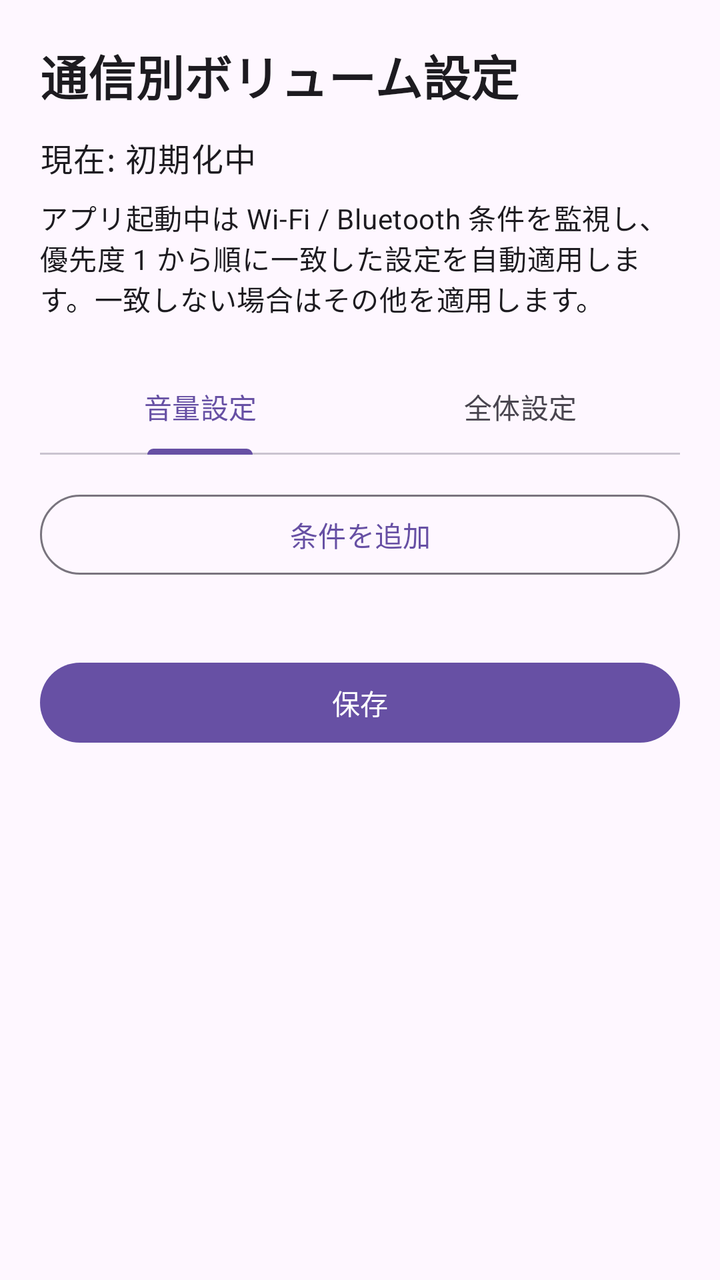
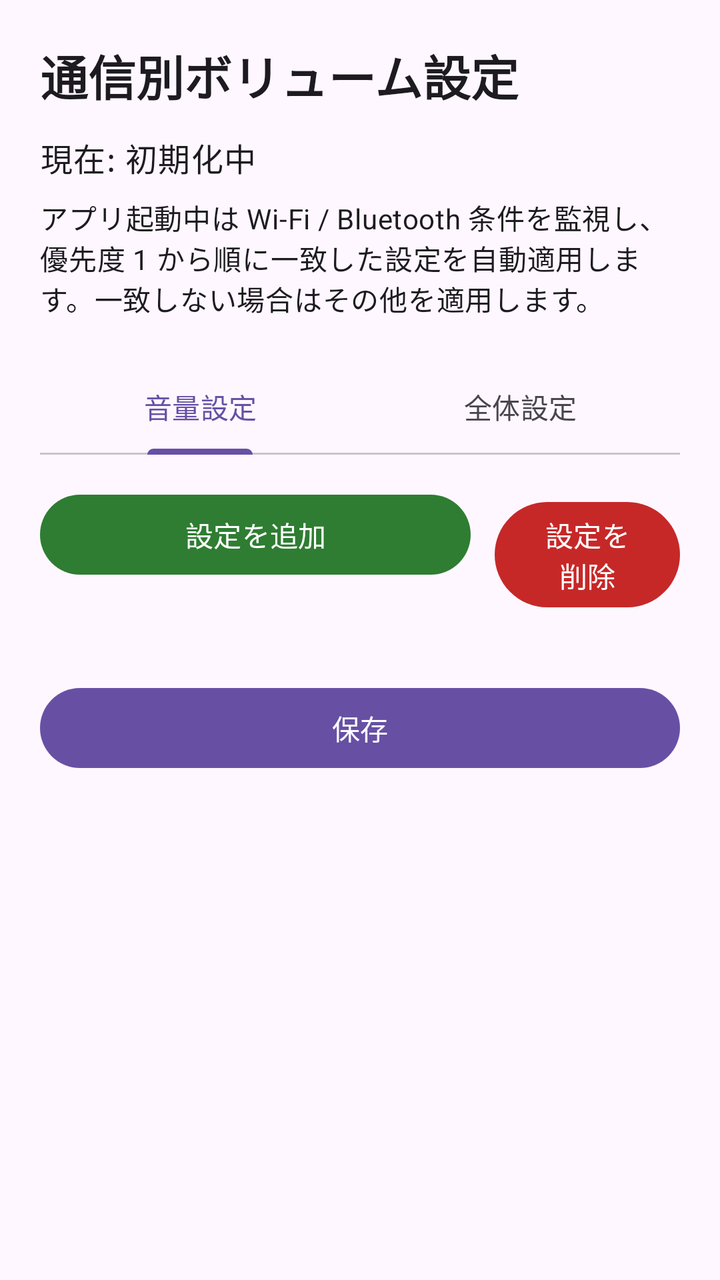

Compare the two renders of this Android layout. The source of the first and the diff that turns it into the second are given below.
<!-- AndroidManifest.xml: application theme Theme.Wifi_volume -->
<!-- res/layout/activity_main.xml -->
<?xml version="1.0" encoding="utf-8"?>
<androidx.core.widget.NestedScrollView xmlns:android="http://schemas.android.com/apk/res/android"
    xmlns:app="http://schemas.android.com/apk/res-auto"
    android:id="@+id/main"
    android:layout_width="match_parent"
    android:layout_height="match_parent">

    <LinearLayout
        android:layout_width="match_parent"
        android:layout_height="wrap_content"
        android:orientation="vertical"
        android:padding="20dp">

        <TextView
            android:id="@+id/titleText"
            android:layout_width="match_parent"
            android:layout_height="wrap_content"
            android:text="@string/screen_title"
            android:textAppearance="?attr/textAppearanceHeadlineSmall"
            android:textStyle="bold" />

        <TextView
            android:id="@+id/statusText"
            android:layout_width="match_parent"
            android:layout_height="wrap_content"
            android:layout_marginTop="12dp"
            android:text="@string/status_initializing"
            android:textAppearance="?attr/textAppearanceBodyLarge" />

        <TextView
            android:id="@+id/descriptionText"
            android:layout_width="match_parent"
            android:layout_height="wrap_content"
            android:layout_marginTop="8dp"
            android:text="@string/screen_description"
            android:textAppearance="?attr/textAppearanceBodyMedium" />

        <com.google.android.material.tabs.TabLayout
            android:id="@+id/settingsTabLayout"
            android:layout_width="match_parent"
            android:layout_height="wrap_content"
            android:layout_marginTop="20dp"
            app:tabIndicatorFullWidth="false">

            <com.google.android.material.tabs.TabItem
                android:text="@string/tab_volume_settings" />

            <com.google.android.material.tabs.TabItem
                android:text="@string/tab_global_settings" />
        </com.google.android.material.tabs.TabLayout>

        <LinearLayout
            android:id="@+id/volumeSettingsContent"
            android:layout_width="match_parent"
            android:layout_height="wrap_content"
            android:layout_marginTop="16dp"
            android:orientation="vertical">

            <com.google.android.material.button.MaterialButton
                android:id="@+id/addConditionButton"
                style="?attr/materialButtonOutlinedStyle"
                android:layout_width="match_parent"
                android:layout_height="wrap_content"
                android:text="@string/action_add_condition" />

            <LinearLayout
                android:id="@+id/rulesContainer"
                android:layout_width="match_parent"
                android:layout_height="wrap_content"
                android:layout_marginTop="16dp"
                android:orientation="vertical" />
        </LinearLayout>

        <LinearLayout
            android:id="@+id/globalSettingsContent"
            android:layout_width="match_parent"
            android:layout_height="wrap_content"
            android:layout_marginTop="16dp"
            android:orientation="vertical"
            android:visibility="gone">

            <com.google.android.material.card.MaterialCardView
                android:layout_width="match_parent"
                android:layout_height="wrap_content">

            <LinearLayout
                android:layout_width="match_parent"
                android:layout_height="wrap_content"
                android:orientation="vertical"
                android:padding="16dp">

                <TextView
                    android:layout_width="match_parent"
                    android:layout_height="wrap_content"
                    android:text="@string/section_global"
                    android:textAppearance="?attr/textAppearanceTitleMedium"
                    android:textStyle="bold" />

                <TextView
                    android:layout_width="match_parent"
                    android:layout_height="wrap_content"
                    android:layout_marginTop="8dp"
                    android:text="@string/reapply_description" />

                <com.google.android.material.materialswitch.MaterialSwitch
                    android:id="@+id/reapplySwitch"
                    android:layout_width="match_parent"
                    android:layout_height="wrap_content"
                    android:layout_marginTop="12dp"
                    android:text="@string/reapply_switch_label" />

                <com.google.android.material.button.MaterialButton
                    android:id="@+id/permissionsButton"
                    style="?attr/materialButtonOutlinedStyle"
                    android:layout_width="match_parent"
                    android:layout_height="wrap_content"
                    android:layout_marginTop="12dp"
                    android:text="@string/action_review_permissions" />
            </LinearLayout>
            </com.google.android.material.card.MaterialCardView>
        </LinearLayout>

        <com.google.android.material.button.MaterialButton
            android:id="@+id/saveButton"
            android:layout_width="match_parent"
            android:layout_height="wrap_content"
            android:layout_marginTop="20dp"
            android:text="@string/action_save" />

    </LinearLayout>
</androidx.core.widget.NestedScrollView>
<!-- resources referenced by this layout -->
<resources>
  <string name="action_add_condition">条件を追加</string>
  <string name="action_review_permissions">権限を再確認</string>
  <string name="action_save">保存</string>
  <string name="reapply_description">オフにすると、優先度評価の結果が前回と変わった時だけ再適用します。優先度は 1 が最優先です。</string>
  <string name="reapply_switch_label">チェックごとに再適用する</string>
  <string name="screen_description">アプリ起動中は Wi-Fi / Bluetooth 条件を監視し、優先度 1 から順に一致した設定を自動適用します。一致しない場合はその他を適用します。</string>
  <string name="screen_title">通信別ボリューム設定</string>
  <string name="section_global">全体設定</string>
  <string name="status_initializing">現在: 初期化中</string>
  <string name="tab_global_settings">全体設定</string>
  <string name="tab_volume_settings">音量設定</string>
  <style name="Theme.Wifi_volume" parent="Base.Theme.Wifi_volume" />
  <style name="Base.Theme.Wifi_volume" parent="Theme.Material3.DayNight.NoActionBar">
          
          
      </style>
</resources>

<!-- the commit's change to res/layout/activity_main.xml (unified diff, before → after) -->
@@ -56,12 +56,33 @@
             android:layout_marginTop="16dp"
             android:orientation="vertical">
 
-            <com.google.android.material.button.MaterialButton
-                android:id="@+id/addConditionButton"
-                style="?attr/materialButtonOutlinedStyle"
+            <LinearLayout
                 android:layout_width="match_parent"
                 android:layout_height="wrap_content"
-                android:text="@string/action_add_condition" />
+                android:orientation="horizontal">
+
+                <com.google.android.material.button.MaterialButton
+                    android:id="@+id/addConditionButton"
+                    android:layout_width="0dp"
+                    android:layout_height="wrap_content"
+                    android:layout_weight="7"
+                    android:textColor="@color/white"
+                    app:backgroundTint="@color/add_button_green"
+                    android:text="@string/action_add_setting" />
+
+                <Space
+                    android:layout_width="12dp"
+                    android:layout_height="0dp" />
+
+                <com.google.android.material.button.MaterialButton
+                    android:id="@+id/deleteSettingButton"
+                    android:layout_width="0dp"
+                    android:layout_height="wrap_content"
+                    android:layout_weight="3"
+                    android:textColor="@color/white"
+                    app:backgroundTint="@color/delete_button_red"
+                    android:text="@string/action_delete_setting" />
+            </LinearLayout>
 
             <LinearLayout
                 android:id="@+id/rulesContainer"
@@ -109,6 +130,13 @@
                     android:layout_marginTop="12dp"
                     android:text="@string/reapply_switch_label" />
 
+                <com.google.android.material.materialswitch.MaterialSwitch
+                    android:id="@+id/ruleChangeNotificationSwitch"
+                    android:layout_width="match_parent"
+                    android:layout_height="wrap_content"
+                    android:layout_marginTop="12dp"
+                    android:text="@string/rule_change_notification_switch_label" />
+
                 <com.google.android.material.button.MaterialButton
                     android:id="@+id/permissionsButton"
                     style="?attr/materialButtonOutlinedStyle"
<!-- resource entries referenced after the edit -->
@@ -1,10 +1,15 @@
 <!-- resources referenced by this layout -->
 <resources>
-  <string name="action_add_condition">条件を追加</string>
+  <color name="add_button_green">#2E7D32</color>
+  <color name="delete_button_red">#C62828</color>
+  <color name="white">#FFFFFFFF</color>
+  <string name="action_add_setting">設定を追加</string>
+  <string name="action_delete_setting">設定を削除</string>
   <string name="action_review_permissions">権限を再確認</string>
   <string name="action_save">保存</string>
   <string name="reapply_description">オフにすると、優先度評価の結果が前回と変わった時だけ再適用します。優先度は 1 が最優先です。</string>
   <string name="reapply_switch_label">チェックごとに再適用する</string>
+  <string name="rule_change_notification_switch_label">設定切替時に通知する</string>
   <string name="screen_description">アプリ起動中は Wi-Fi / Bluetooth 条件を監視し、優先度 1 から順に一致した設定を自動適用します。一致しない場合はその他を適用します。</string>
   <string name="screen_title">通信別ボリューム設定</string>
   <string name="section_global">全体設定</string>
